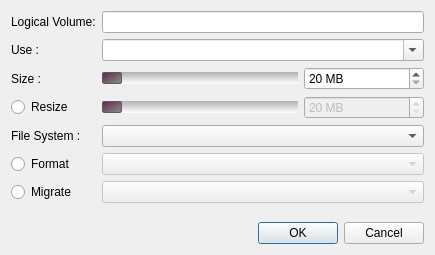
Old version of the form yali/gui/Ui/logicalvolume.ui in the repository dadas45li/yali.
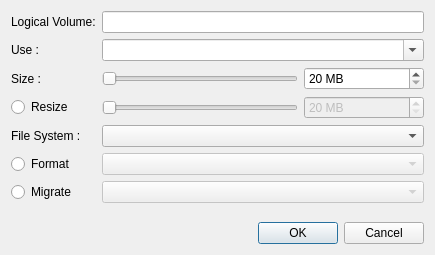
New version of the form.

What changed in the file:
```diff
--- a/yali/gui/Ui/logicalvolume.ui
+++ b/yali/gui/Ui/logicalvolume.ui
@@ -65,20 +65,7 @@
    <item row="2" column="1">
     <widget class="QSlider" name="sizeSlider">
      <property name="styleSheet">
-      <string notr="true">QSlider::groove:horizontal {
-                     height: 12px;
-                     background: qlineargradient(x1:0, y1:0, x2:0, y2:1, stop:0 #B1B1B1, stop:1 #FFFFFF);
-                     margin: 2px 0;
-                 }
-
-                 QSlider::handle:horizontal {
-                     background: qlineargradient(x1:0, y1:0, x2:1, y2:1, stop:0 #5A2848, stop:1 #8f8f8f);
-                     border: 1px solid #5c5c5c;
-                     width: 18px;
-                     margin: 0 0;
-                     border-radius: 2px;
-                 }
-</string>
+      <string notr="true"/>
      </property>
      <property name="orientation">
       <enum>Qt::Horizontal</enum>
@@ -129,20 +116,7 @@
       <bool>false</bool>
      </property>
      <property name="styleSheet">
-      <string notr="true">QSlider::groove:horizontal {
-                     height: 12px;
-                     background: qlineargradient(x1:0, y1:0, x2:0, y2:1, stop:0 #B1B1B1, stop:1 #FFFFFF);
-                     margin: 2px 0;
-                 }
-
-                 QSlider::handle:horizontal {
-                     background: qlineargradient(x1:0, y1:0, x2:1, y2:1, stop:0 #5A2848, stop:1 #8f8f8f);
-                     border: 1px solid #5c5c5c;
-                     width: 18px;
-                     margin: 0 0;
-                     border-radius: 2px;
-                 }
-</string>
+      <string notr="true"/>
      </property>
      <property name="orientation">
       <enum>Qt::Horizontal</enum>
```
